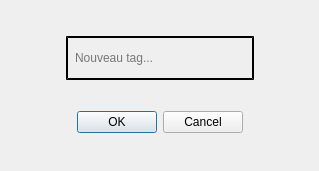
The window that ajouttagdialog.ui (SebGonzalez/BibliothequePhoto) describes before a commit, drawn with Qt 5.
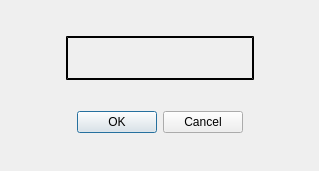
The same window after the commit.

```diff
--- a/ajouttagdialog.ui
+++ b/ajouttagdialog.ui
@@ -52,7 +52,7 @@
         <string/>
        </property>
        <property name="placeholderText">
-        <string>Nouveau tag...</string>
+        <string/>
        </property>
       </widget>
      </item>
```
